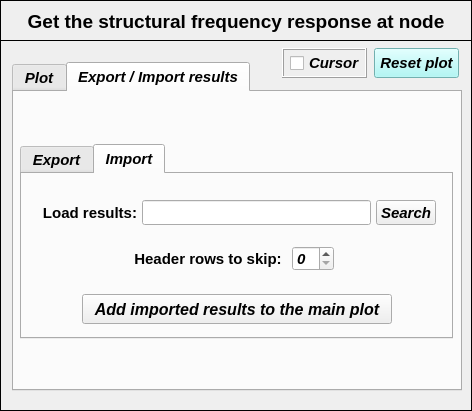
The window that data/user_input/ui/Plots/Results/Structural/plotStructuralFrequencyResponseInput.ui (open-pulse/OpenPulse) describes before a commit, drawn with Qt 5.
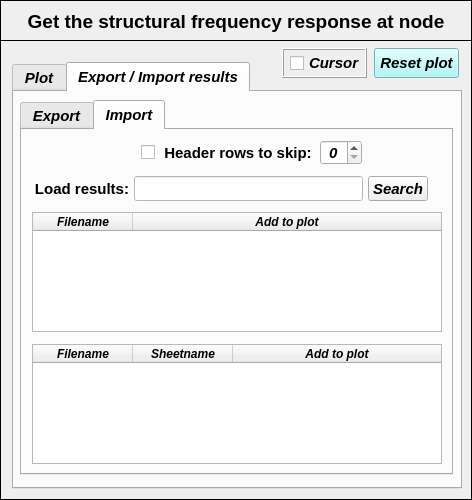
The same window after the commit. The open tabs and pages were chosen to show the change. Icons and pictures are not drawn.

Commit message: Load spreadsheet files: structural FR #155

What changed in the file:
```diff
--- a/data/user_input/ui/Plots/Results/Structural/plotStructuralFrequencyResponseInput.ui
+++ b/data/user_input/ui/Plots/Results/Structural/plotStructuralFrequencyResponseInput.ui
@@ -10,7 +10,7 @@
     <x>0</x>
     <y>0</y>
     <width>472</width>
-    <height>411</height>
+    <height>500</height>
    </rect>
   </property>
   <property name="sizePolicy">
@@ -22,13 +22,13 @@
   <property name="minimumSize">
    <size>
     <width>472</width>
-    <height>411</height>
+    <height>500</height>
    </size>
   </property>
   <property name="maximumSize">
    <size>
     <width>472</width>
-    <height>411</height>
+    <height>500</height>
    </size>
   </property>
   <property name="contextMenuPolicy">
@@ -121,19 +121,19 @@
      <x>0</x>
      <y>40</y>
      <width>472</width>
-     <height>371</height>
+     <height>460</height>
     </rect>
    </property>
    <property name="minimumSize">
     <size>
      <width>0</width>
-     <height>341</height>
+     <height>460</height>
     </size>
    </property>
    <property name="maximumSize">
     <size>
      <width>472</width>
-     <height>400</height>
+     <height>460</height>
     </size>
    </property>
    <property name="frameShape">
@@ -148,7 +148,7 @@
       <x>12</x>
       <y>22</y>
       <width>450</width>
-      <height>329</height>
+      <height>427</height>
      </rect>
     </property>
     <property name="minimumSize">
@@ -971,9 +971,9 @@
       <property name="geometry">
        <rect>
         <x>6</x>
-        <y>52</y>
+        <y>8</y>
         <width>433</width>
-        <height>195</height>
+        <height>375</height>
        </rect>
       </property>
       <property name="font">
@@ -985,9 +985,15 @@
         <bold>true</bold>
        </font>
       </property>
+      <property name="layoutDirection">
+       <enum>Qt::LeftToRight</enum>
+      </property>
       <property name="currentIndex">
        <number>0</number>
       </property>
+      <property name="elideMode">
+       <enum>Qt::ElideRight</enum>
+      </property>
       <widget class="QWidget" name="tab_3">
        <attribute name="title">
         <string>Export</string>
@@ -1313,45 +1319,231 @@
        <attribute name="title">
         <string>Import</string>
        </attribute>
-       <widget class="QPushButton" name="pushButton_AddImportedPlot">
+       <widget class="QToolButton" name="toolButton_ChooseFolderImport">
         <property name="geometry">
          <rect>
-          <x>60</x>
-          <y>120</y>
-          <width>310</width>
-          <height>30</height>
+          <x>346</x>
+          <y>46</y>
+          <width>60</width>
+          <height>25</height>
          </rect>
         </property>
         <property name="minimumSize">
          <size>
-          <width>310</width>
-          <height>30</height>
+          <width>0</width>
+          <height>25</height>
          </size>
         </property>
         <property name="maximumSize">
          <size>
-          <width>310</width>
-          <height>30</height>
+          <width>65</width>
+          <height>25</height>
          </size>
         </property>
         <property name="font">
          <font>
           <family>Arial</family>
-          <pointsize>12</pointsize>
+          <pointsize>11</pointsize>
           <weight>75</weight>
           <italic>true</italic>
           <bold>true</bold>
          </font>
         </property>
         <property name="text">
-         <string>Add imported results to the main plot</string>
+         <string>Search</string>
+        </property>
+       </widget>
+       <widget class="QLineEdit" name="lineEdit_ImportResultsPath">
+        <property name="enabled">
+         <bool>false</bool>
+        </property>
+        <property name="geometry">
+         <rect>
+          <x>112</x>
+          <y>46</y>
+          <width>229</width>
+          <height>25</height>
+         </rect>
+        </property>
+        <property name="minimumSize">
+         <size>
+          <width>0</width>
+          <height>25</height>
+         </size>
+        </property>
+        <property name="maximumSize">
+         <size>
+          <width>16777215</width>
+          <height>25</height>
+         </size>
+        </property>
+        <property name="font">
+         <font>
+          <pointsize>9</pointsize>
+          <weight>50</weight>
+          <italic>true</italic>
+          <bold>false</bold>
+         </font>
+        </property>
+        <property name="layoutDirection">
+         <enum>Qt::LeftToRight</enum>
+        </property>
+        <property name="styleSheet">
+         <string notr="true">background-color: rgb(255, 255, 255);
+color: rgb(0, 0, 255);</string>
+        </property>
+        <property name="alignment">
+         <set>Qt::AlignCenter</set>
+        </property>
+       </widget>
+       <widget class="QLabel" name="label_9">
+        <property name="geometry">
+         <rect>
+          <x>10</x>
+          <y>46</y>
+          <width>100</width>
+          <height>25</height>
+         </rect>
+        </property>
+        <property name="minimumSize">
+         <size>
+          <width>100</width>
+          <height>25</height>
+         </size>
+        </property>
+        <property name="maximumSize">
+         <size>
+          <width>100</width>
+          <height>25</height>
+         </size>
+        </property>
+        <property name="font">
+         <font>
+          <family>Arial</family>
+          <pointsize>11</pointsize>
+          <weight>75</weight>
+          <italic>false</italic>
+          <bold>true</bold>
+         </font>
+        </property>
+        <property name="text">
+         <string>Load results:</string>
+        </property>
+        <property name="alignment">
+         <set>Qt::AlignCenter</set>
+        </property>
+       </widget>
+       <widget class="QTreeWidget" name="treeWidget_import_text_files">
+        <property name="geometry">
+         <rect>
+          <x>10</x>
+          <y>82</y>
+          <width>410</width>
+          <height>120</height>
+         </rect>
+        </property>
+        <property name="minimumSize">
+         <size>
+          <width>410</width>
+          <height>120</height>
+         </size>
+        </property>
+        <property name="maximumSize">
+         <size>
+          <width>410</width>
+          <height>120</height>
+         </size>
+        </property>
+        <property name="font">
+         <font>
+          <family>Arial</family>
+          <pointsize>8</pointsize>
+          <italic>true</italic>
+         </font>
+        </property>
+        <property name="alternatingRowColors">
+         <bool>true</bool>
+        </property>
+        <property name="indentation">
+         <number>0</number>
+        </property>
+        <column>
+         <property name="text">
+          <string>Filename</string>
+         </property>
+         <property name="font">
+          <font>
+           <family>Arial</family>
+           <pointsize>9</pointsize>
+           <weight>75</weight>
+           <italic>true</italic>
+           <bold>true</bold>
+          </font>
+         </property>
+         <property name="textAlignment">
+          <set>AlignCenter</set>
+         </property>
+        </column>
+        <column>
+         <property name="text">
+          <string>Add to plot</string>
+         </property>
+         <property name="font">
+          <font>
+           <family>Arial</family>
+           <pointsize>9</pointsize>
+           <weight>75</weight>
+           <italic>true</italic>
+           <bold>true</bold>
+          </font>
+         </property>
+         <property name="textAlignment">
+          <set>AlignCenter</set>
+         </property>
+        </column>
+       </widget>
+       <widget class="QLabel" name="label_12">
+        <property name="geometry">
+         <rect>
+          <x>136</x>
+          <y>10</y>
+          <width>160</width>
+          <height>25</height>
+         </rect>
+        </property>
+        <property name="minimumSize">
+         <size>
+          <width>160</width>
+          <height>25</height>
+         </size>
+        </property>
+        <property name="maximumSize">
+         <size>
+          <width>160</width>
+          <height>25</height>
+         </size>
+        </property>
+        <property name="font">
+         <font>
+          <family>Arial</family>
+          <pointsize>11</pointsize>
+          <weight>75</weight>
+          <italic>false</italic>
+          <bold>true</bold>
+         </font>
+        </property>
+        <property name="text">
+         <string>Header rows to skip:</string>
+        </property>
+        <property name="alignment">
+         <set>Qt::AlignCenter</set>
         </property>
        </widget>
        <widget class="QSpinBox" name="spinBox">
         <property name="geometry">
          <rect>
-          <x>270</x>
-          <y>72</y>
+          <x>298</x>
+          <y>10</y>
           <width>42</width>
           <height>25</height>
          </rect>
@@ -1368,158 +1560,126 @@
           <height>25</height>
          </size>
         </property>
+        <property name="alignment">
+         <set>Qt::AlignCenter</set>
+        </property>
         <property name="maximum">
          <number>10</number>
         </property>
        </widget>
-       <widget class="QLabel" name="label_12">
+       <widget class="QTreeWidget" name="treeWidget_import_sheet_files">
         <property name="geometry">
          <rect>
-          <x>106</x>
-          <y>72</y>
-          <width>160</width>
-          <height>25</height>
+          <x>10</x>
+          <y>214</y>
+          <width>410</width>
+          <height>120</height>
          </rect>
         </property>
         <property name="minimumSize">
          <size>
-          <width>160</width>
-          <height>25</height>
+          <width>410</width>
+          <height>120</height>
          </size>
         </property>
         <property name="maximumSize">
          <size>
-          <width>160</width>
-          <height>25</height>
+          <width>410</width>
+          <height>120</height>
          </size>
         </property>
         <property name="font">
          <font>
           <family>Arial</family>
-          <pointsize>11</pointsize>
-          <weight>75</weight>
-          <italic>false</italic>
-          <bold>true</bold>
-         </font>
-        </property>
-        <property name="text">
-         <string>Header rows to skip:</string>
-        </property>
-        <property name="alignment">
-         <set>Qt::AlignCenter</set>
-        </property>
-       </widget>
-       <widget class="QLabel" name="label_9">
-        <property name="geometry">
-         <rect>
-          <x>18</x>
-          <y>26</y>
-          <width>100</width>
-          <height>25</height>
-         </rect>
-        </property>
-        <property name="minimumSize">
-         <size>
-          <width>100</width>
-          <height>25</height>
-         </size>
-        </property>
-        <property name="maximumSize">
-         <size>
-          <width>100</width>
-          <height>25</height>
-         </size>
-        </property>
-        <property name="font">
-         <font>
-          <family>Arial</family>
-          <pointsize>11</pointsize>
-          <weight>75</weight>
-          <italic>false</italic>
-          <bold>true</bold>
-         </font>
-        </property>
-        <property name="text">
-         <string>Load results:</string>
-        </property>
-        <property name="alignment">
-         <set>Qt::AlignCenter</set>
-        </property>
-       </widget>
-       <widget class="QLineEdit" name="lineEdit_ImportResultsPath">
-        <property name="geometry">
-         <rect>
-          <x>120</x>
-          <y>26</y>
-          <width>229</width>
-          <height>25</height>
-         </rect>
-        </property>
-        <property name="minimumSize">
-         <size>
-          <width>0</width>
-          <height>25</height>
-         </size>
-        </property>
-        <property name="maximumSize">
-         <size>
-          <width>16777215</width>
-          <height>25</height>
-         </size>
-        </property>
-        <property name="font">
-         <font>
-          <pointsize>9</pointsize>
-          <weight>50</weight>
+          <pointsize>8</pointsize>
           <italic>true</italic>
           <bold>false</bold>
          </font>
+        </property>
+        <property name="alternatingRowColors">
+         <bool>true</bool>
+        </property>
+        <property name="indentation">
+         <number>0</number>
+        </property>
+        <column>
+         <property name="text">
+          <string>Filename</string>
+         </property>
+         <property name="font">
+          <font>
+           <family>Arial</family>
+           <pointsize>9</pointsize>
+           <weight>75</weight>
+           <italic>true</italic>
+           <bold>true</bold>
+          </font>
+         </property>
+         <property name="textAlignment">
+          <set>AlignCenter</set>
+         </property>
+        </column>
+        <column>
+         <property name="text">
+          <string>Sheetname</string>
+         </property>
+         <property name="font">
+          <font>
+           <family>Arial</family>
+           <pointsize>9</pointsize>
+           <weight>75</weight>
+           <italic>true</italic>
+           <bold>true</bold>
+          </font>
+         </property>
+         <property name="textAlignment">
+          <set>AlignCenter</set>
+         </property>
+        </column>
+        <column>
+         <property name="text">
+          <string>Add to plot</string>
+         </property>
+         <property name="font">
+          <font>
+           <family>Arial</family>
+           <pointsize>9</pointsize>
+           <weight>75</weight>
+           <italic>true</italic>
+           <bold>true</bold>
+          </font>
+         </property>
+         <property name="textAlignment">
+          <set>AlignCenter</set>
+         </property>
+        </column>
+       </widget>
+       <widget class="QCheckBox" name="checkBox_skiprows">
+        <property name="geometry">
+         <rect>
+          <x>108</x>
+          <y>10</y>
+          <width>25</width>
+          <height>25</height>
+         </rect>
+        </property>
+        <property name="minimumSize">
+         <size>
+          <width>25</width>
+          <height>25</height>
+         </size>
+        </property>
+        <property name="maximumSize">
+         <size>
+          <width>25</width>
+          <height>25</height>
+         </size>
         </property>
         <property name="layoutDirection">
-         <enum>Qt::LeftToRight</enum>
-        </property>
-        <property name="alignment">
-         <set>Qt::AlignCenter</set>
-        </property>
-       </widget>
-       <widget class="QToolButton" name="toolButton_ChooseFolderImport">
-        <property name="geometry">
-         <rect>
-          <x>354</x>
-          <y>26</y>
-          <width>60</width>
-          <height>25</height>
-         </rect>
-        </property>
-        <property name="minimumSize">
-         <size>
-          <width>0</width>
-          <height>25</height>
-         </size>
-        </property>
-        <property name="maximumSize">
-         <size>
-          <width>65</width>
-          <height>25</height>
-         </size>
-        </property>
-        <property name="sizeIncrement">
-         <size>
-          <width>65</width>
-          <height>25</height>
-         </size>
-        </property>
-        <property name="font">
-         <font>
-          <family>Arial</family>
-          <pointsize>11</pointsize>
-          <weight>75</weight>
-          <italic>true</italic>
-          <bold>true</bold>
-         </font>
+         <enum>Qt::RightToLeft</enum>
         </property>
         <property name="text">
-         <string>Search</string>
+         <string/>
         </property>
        </widget>
       </widget>
```
Left out of the diff: 92 changed lines with no effect on the pictures. The commit also changes 3 other files.
